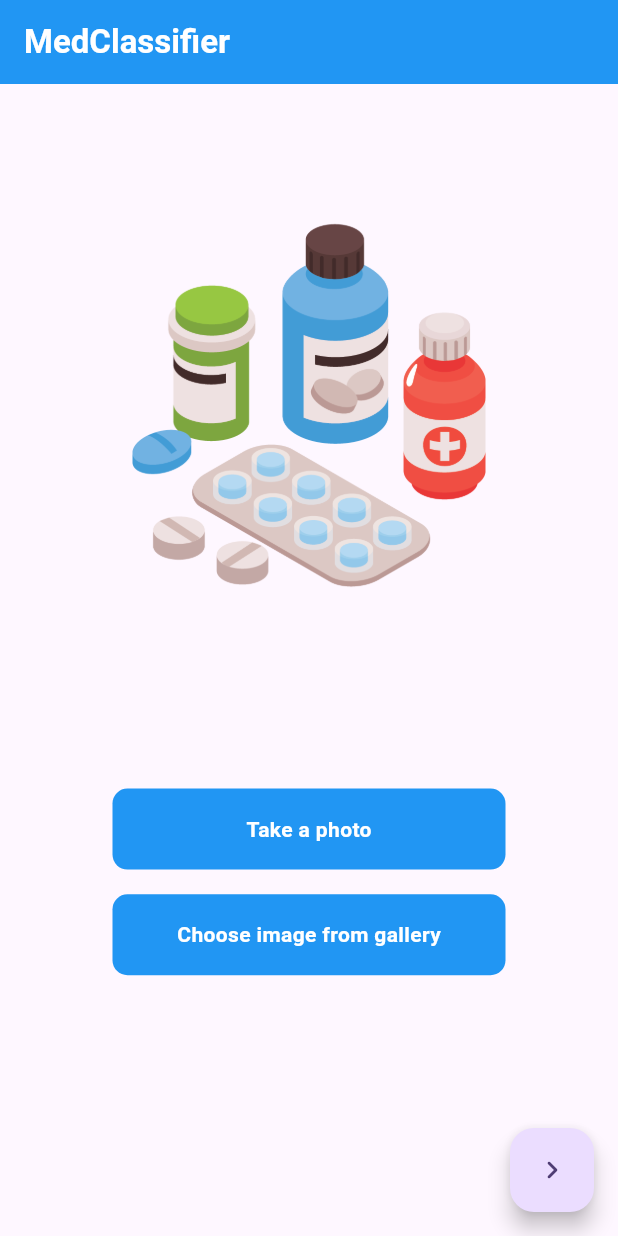
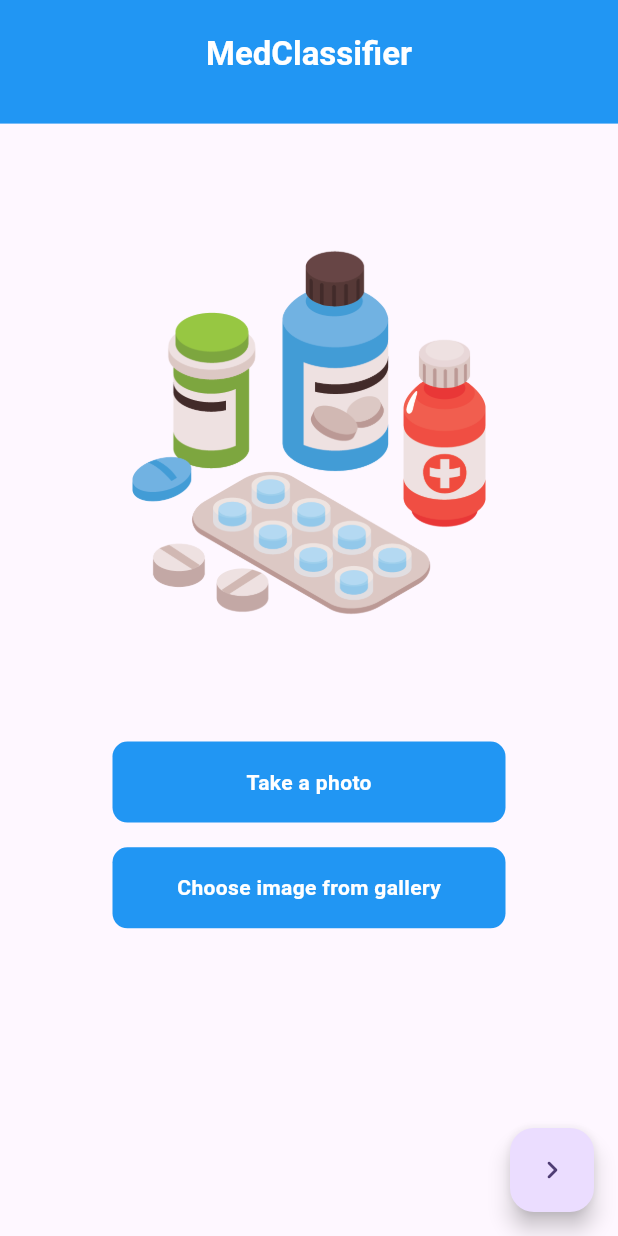
Before and after one commit to KanishaLiyanage/medicine-classification-flutter, a Flutter app: the screen it shows after launch, on a phone screen of 412 x 824 dp. Run offline on Flutter 3.47's test engine with Material 2 defaults, Android fonts, the light colour scheme and no system bars; our stand-ins replace image_picker; missing offline and left inert: tflite.

Commit message:
refactored HomeScreen

```diff
--- a/lib/screens/home.dart
+++ b/lib/screens/home.dart
@@ -1,8 +1,9 @@
 import 'dart:io';
 
 import 'package:flutter/material.dart';
-import 'package:medicine_classification_app/screens/MedDesc.dart';
 import 'package:medicine_classification_app/widgets/CustomBtn.dart';
+import 'package:medicine_classification_app/widgets/ImgBox.dart';
+import 'package:medicine_classification_app/widgets/OutputText.dart';
 import 'package:tflite/tflite.dart';
 import 'package:image_picker/image_picker.dart';
 
@@ -21,6 +22,7 @@ class _HomeScreenState extends State<HomeScreen> {
 
   void initState() {
     super.initState();
+    _output = [];
     loadModel().then((value) {
       setState(() {});
     });
@@ -41,13 +43,13 @@ class _HomeScreenState extends State<HomeScreen> {
       imageMean: 127.5,
       imageStd: 127.5,
     );
+
     if (output != null) {
       setState(() {
         _output = output;
         _loading = false;
       });
     } else {
-      // Handle the case where output is null.
       _loading = true;
     }
   }
@@ -82,51 +84,41 @@ class _HomeScreenState extends State<HomeScreen> {
   @override
   Widget build(BuildContext context) {
     Size size = MediaQuery.of(context).size;
+    String labelText =
+        _output.isNotEmpty ? _output[0]["label"].split(" ")[1] : "";
 
     return Scaffold(
-      appBar: AppBar(
-        title: Text(
+      appBar: PreferredSize(
+        preferredSize: Size.fromHeight(0.1 * size.height),
+        child: AppBar(
+          centerTitle: true,
+          title: Padding(
+            padding: EdgeInsets.only(top: 0.02 * size.height),
+            child: Text(
               "MedClassifier",
               style: TextStyle(
                 color: Colors.white,
                 fontWeight: FontWeight.bold,
               ),
             ),
+          ),
           backgroundColor: Colors.blue,
         ),
-      body: Column(
+      ),
+      body: SingleChildScrollView(
+        child: Column(
           crossAxisAlignment: CrossAxisAlignment.center,
           children: [
+            SizedBox(height: 0.05 * size.height),
             Center(
               child: _loading
-                ? Container(
-                    width: 0.8 * size.width,
-                    padding: EdgeInsets.only(
-                      top: 0.06 * size.height,
-                      bottom: 0.06 * size.height,
-                    ),
-                    child: Image.asset('assets/images/meds.png'),
-                  )
+                  ? ImgBox(assetImage: 'assets/images/meds.png')
                   : Container(
                       child: Column(
                         children: [
-                        Container(
-                          width: 0.8 * size.width,
-                          padding: EdgeInsets.only(
-                            top: 0.06 * size.height,
-                            bottom: 0.06 * size.height,
-                          ),
-                          child: Image.file(_image),
-                        ),
+                          ImgBox(fileImage: _image),
                           SizedBox(height: 0.02 * size.height),
-                        Text(
-                          '${_output[0]["label"].split(" ")[1]}',
-                          style: TextStyle(
-                            color: Colors.black,
-                            fontSize: 20,
-                            fontWeight: FontWeight.bold,
-                          ),
-                        ),
+                          OutputText(labelText: labelText),
                         ],
                       ),
                     ),
@@ -148,7 +140,9 @@ class _HomeScreenState extends State<HomeScreen> {
                 ],
               ),
             ),
+            SizedBox(height: 0.05 * size.height),
           ],
+        ),
       ),
       floatingActionButton: FloatingActionButton(
         onPressed: () {
--- /dev/null
+++ b/lib/widgets/ImgBox.dart
@@ -0,0 +1,30 @@
+import 'package:flutter/material.dart';
+import 'dart:io';
+
+class ImgBox extends StatelessWidget {
+  final File? fileImage;
+  final String? assetImage;
+
+  ImgBox({
+    this.fileImage,
+    this.assetImage,
+  }) : assert(fileImage != null || assetImage != null);
+
+  @override
+  Widget build(BuildContext context) {
+    Size size = MediaQuery.of(context).size;
+    return Container(
+      height: 0.4 * size.height,
+      width: 0.8 * size.width,
+      child: fileImage != null
+          ? Image.file(
+              fileImage!,
+              fit: BoxFit.cover,
+            )
+          : Image.asset(
+              assetImage!,
+              fit: BoxFit.cover,
+            ),
+    );
+  }
+}
--- /dev/null
+++ b/lib/widgets/OutputText.dart
@@ -0,0 +1,23 @@
+import 'package:flutter/material.dart';
+
+class OutputText extends StatelessWidget {
+  const OutputText({
+    super.key,
+    required this.labelText,
+  });
+
+  final String labelText;
+
+  @override
+  Widget build(BuildContext context) {
+    Size size = MediaQuery.of(context).size;
+    return Text(
+      labelText,
+      style: TextStyle(
+        color: Colors.black,
+        fontSize: 0.03 * size.height,
+        fontWeight: FontWeight.bold,
+      ),
+    );
+  }
+}
```
Lines whose indentation alone changed are shown as unchanged.
